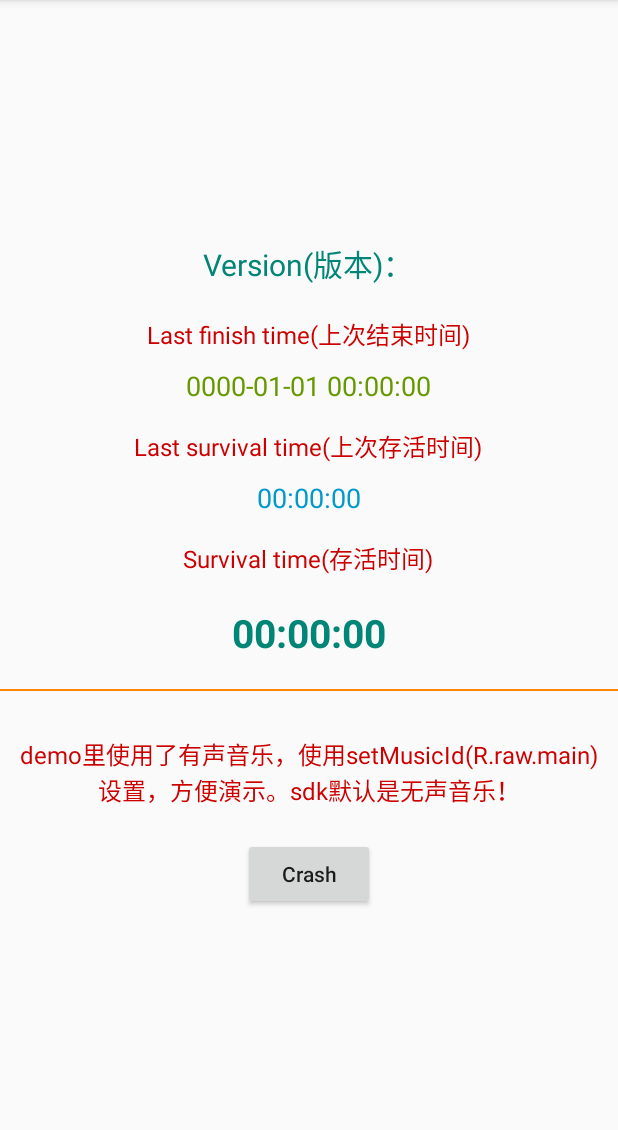
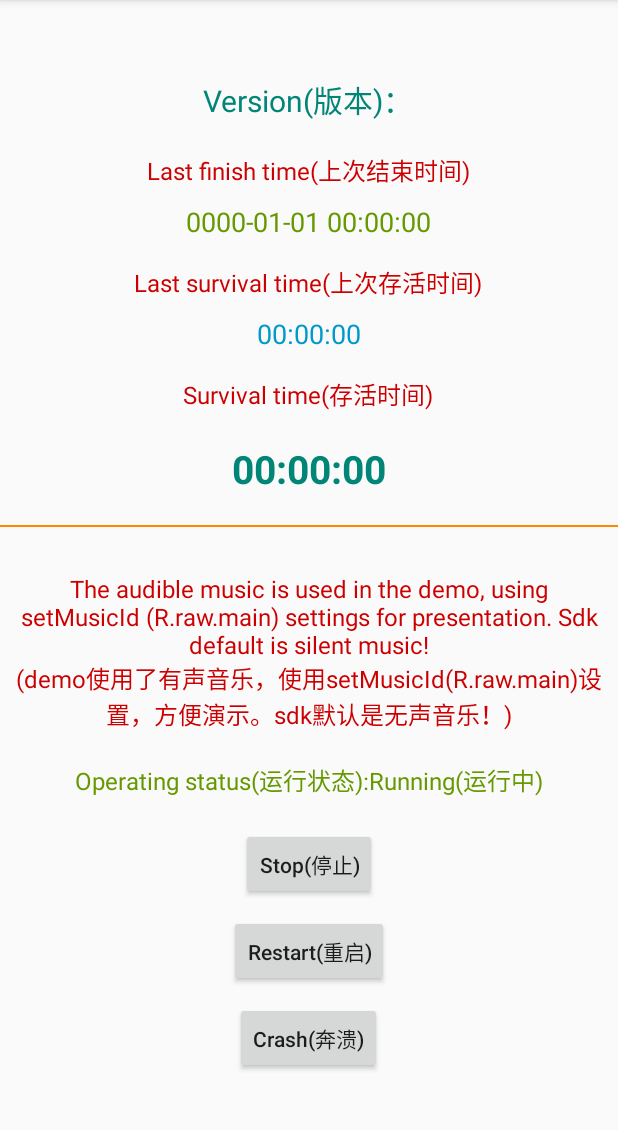
Before and after one commit to gyf-dev/Cactus, an Android app: the screen it shows after launch (MainActivity), on a phone screen of 412 x 824 dp, the part 84-1214 px from its top. Run offline under Robolectric (Android 15) with nearby library versions, the light colour scheme and no system bars; our stand-ins replace RxJava; 1 statement that could not run was skipped.

Commit message:
增加注销功能

```diff
--- a/cactus-sample/src/main/java/com/gyf/cactus/sample/App.kt
+++ b/cactus-sample/src/main/java/com/gyf/cactus/sample/App.kt
@@ -14,6 +14,7 @@ import com.gyf.cactus.callback.CactusCallback
 import com.gyf.cactus.ext.cactus
 import io.reactivex.Observable
 import io.reactivex.android.schedulers.AndroidSchedulers
+import io.reactivex.disposables.Disposable
 import io.reactivex.schedulers.Schedulers
 import java.text.SimpleDateFormat
 import java.util.*
@@ -41,7 +42,13 @@ class App : Application(), CactusCallback {
          * 存活时间
          */
         val mTimer = MutableLiveData<String>()
+        /**
+         * 运行状态
+         */
+        val mStatus = MutableLiveData<Boolean>().apply { value = true }
     }
+
+    private var mDisposable: Disposable? = null
 
     override fun onCreate() {
         super.onCreate()
@@ -71,6 +78,7 @@ class App : Application(), CactusCallback {
             setBackgroundMusicEnabled(true)
             //可选，运行时回调
             addCallback(this@App)
+            hideNotification(false)
             //可选，切后台切换回调
             addBackgroundCallback {
                 Toast.makeText(this@App, if (it) "退到后台啦" else "跑到前台啦", Toast.LENGTH_SHORT).show()
@@ -85,6 +93,7 @@ class App : Application(), CactusCallback {
     @SuppressLint("CheckResult")
     override fun doWork(times: Int) {
         Log.d(TAG, "doWork:$times")
+        mStatus.postValue(true)
         val dateFormat = SimpleDateFormat("HH:mm:ss", Locale.getDefault())
         dateFormat.timeZone = TimeZone.getTimeZone("GMT+00:00")
         var oldTimer = Save.timer
@@ -95,7 +104,7 @@ class App : Application(), CactusCallback {
         }
         mLastTimer.postValue(dateFormat.format(Date(Save.lastTimer * 1000)))
         mEndDate.postValue(Save.endDate)
-        Observable.interval(1, TimeUnit.SECONDS)
+        mDisposable = Observable.interval(1, TimeUnit.SECONDS)
             .map {
                 oldTimer + it
             }
@@ -112,5 +121,11 @@ class App : Application(), CactusCallback {
 
     override fun onStop() {
         Log.d(TAG, "onStop")
+        mStatus.postValue(false)
+        mDisposable?.apply {
+            if (!isDisposed) {
+                dispose()
+            }
+        }
     }
 }
--- a/cactus-sample/src/main/java/com/gyf/cactus/sample/MainActivity.kt
+++ b/cactus-sample/src/main/java/com/gyf/cactus/sample/MainActivity.kt
@@ -5,26 +5,27 @@ import android.os.Bundle
 import android.os.Handler
 import android.widget.Toast
 import androidx.lifecycle.Observer
+import com.gyf.cactus.ext.cactusRestart
+import com.gyf.cactus.ext.cactusUnregister
 import kotlinx.android.synthetic.main.activity_main.*
 
+/**
+ * @author geyifeng
+ * @date 2019-08-28 17:22
+ */
+@Suppress("DIVISION_BY_ZERO")
+@SuppressLint("SetTextI18n")
 class MainActivity : BaseActivity() {
 
-    @SuppressLint("SetTextI18n")
     override fun onCreate(savedInstanceState: Bundle?) {
         super.onCreate(savedInstanceState)
         setContentView(R.layout.activity_main)
+        initData()
+        setListener()
+    }
+
+    private fun initData() {
         tvVersion.text = "Version(版本)：${BuildConfig.VERSION_NAME}"
-        btn.setOnClickListener {
-            Toast.makeText(
-                this,
-                "The app will crash after three seconds(3s后退出)",
-                Toast.LENGTH_SHORT
-            )
-                .show()
-            Handler().postDelayed({
-                2 / 0
-            }, 3000)
-        }
         App.mEndDate.observe(this, Observer {
             tvLastDate.text = it
         })
@@ -34,5 +35,34 @@ class MainActivity : BaseActivity() {
         App.mTimer.observe(this, Observer<String> {
             tvTimer.text = it
         })
+        App.mStatus.observe(this, Observer {
+            tvStatus.text = if (it) {
+                "Operating status(运行状态):Running(运行中)"
+            } else {
+                "Operating status(运行状态):Stopped(已停止)"
+            }
+        })
+    }
+
+    private fun setListener() {
+        //停止
+        btnStop.setOnClickListener {
+            cactusUnregister()
+        }
+        //重启
+        btnRestart.setOnClickListener {
+            cactusRestart()
+        }
+        //奔溃
+        btnCrash.setOnClickListener {
+            Toast.makeText(
+                this,
+                "The app will crash after three seconds(3s后退出)",
+                Toast.LENGTH_SHORT
+            ).show()
+            Handler().postDelayed({
+                2 / 0
+            }, 3000)
+        }
     }
 }
--- a/cactus-sample/src/main/res/layout/activity_main.xml
+++ b/cactus-sample/src/main/res/layout/activity_main.xml
@@ -89,13 +89,39 @@
             android:layout_height="wrap_content"
             android:gravity="center"
             android:padding="10dp"
-            android:text="demo里使用了有声音乐，使用setMusicId(R.raw.main)设置，方便演示。sdk默认是无声音乐！"
+            android:text="The audible music is used in the demo, using setMusicId (R.raw.main) settings for presentation. Sdk default is silent music!\n(demo使用了有声音乐，使用setMusicId(R.raw.main)设置，方便演示。sdk默认是无声音乐！)"
             android:textColor="@android:color/holo_red_dark"
             android:textSize="16sp"
             tools:ignore="HardcodedText" />
 
+        <TextView
+            android:id="@+id/tvStatus"
+            android:layout_width="wrap_content"
+            android:layout_height="wrap_content"
+            android:padding="10dp"
+            android:text="Operating status(运行状态):"
+            android:textColor="@android:color/holo_green_dark"
+            android:textSize="16sp"
+            tools:ignore="HardcodedText" />
+
         <Button
-            android:id="@+id/btn"
+            android:id="@+id/btnStop"
+            android:layout_width="wrap_content"
+            android:layout_height="wrap_content"
+            android:layout_marginTop="10dp"
+            android:text="@string/stop"
+            android:textAllCaps="false" />
+
+        <Button
+            android:id="@+id/btnRestart"
+            android:layout_width="wrap_content"
+            android:layout_height="wrap_content"
+            android:layout_marginTop="10dp"
+            android:text="@string/restart"
+            android:textAllCaps="false" />
+
+        <Button
+            android:id="@+id/btnCrash"
             android:layout_width="wrap_content"
             android:layout_height="wrap_content"
             android:layout_marginTop="10dp"
--- a/cactus-sample/src/main/res/values/strings.xml
+++ b/cactus-sample/src/main/res/values/strings.xml
@@ -1,4 +1,6 @@
 <resources>
     <string name="app_name">Cactus</string>
-    <string name="crash">Crash</string>
+    <string name="crash">Crash(奔溃)</string>
+    <string name="stop">Stop(停止)</string>
+    <string name="restart">Restart(重启)</string>
 </resources>
--- a/cactus/src/main/java/com/gyf/cactus/entity/CactusConfig.kt
+++ b/cactus/src/main/java/com/gyf/cactus/entity/CactusConfig.kt
@@ -5,6 +5,7 @@ import android.os.Parcelable
 
 /**
  * 用户配置的信息
+ *
  * @author geyifeng
  * @date 2019-08-29 17:46
  */
--- a/cactus/src/main/java/com/gyf/cactus/entity/DefaultConfig.kt
+++ b/cactus/src/main/java/com/gyf/cactus/entity/DefaultConfig.kt
@@ -7,6 +7,7 @@ import com.gyf.cactus.pix.OnePixModel
 
 /**
  * 默认配置信息
+ *
  * @author geyifeng
  * @date 2019-09-02 09:44
  */
--- /dev/null
+++ b/cactus/src/main/java/com/gyf/cactus/ext/ConfigExt.kt
@@ -0,0 +1,57 @@
+package com.gyf.cactus.ext
+
+import android.content.Context
+import com.google.gson.Gson
+import com.gyf.cactus.Cactus
+import com.gyf.cactus.entity.CactusConfig
+
+/**
+ * 配置信息扩展
+ *
+ * @author geyifeng
+ * @date 2019-11-19 13:34
+ */
+
+/**
+ * 保存配置信息
+ *
+ * @receiver Context
+ * @param cactusConfig CactusConfig
+ */
+internal fun Context.saveConfig(cactusConfig: CactusConfig) {
+    val serviceId = getServiceId()
+    mCactusConfig = cactusConfig
+    if (serviceId > 0) {
+        cactusConfig.notificationConfig.serviceId = serviceId
+    }
+    getSharedPreferences(Cactus.CACTUS_TAG, Context.MODE_PRIVATE).edit().apply {
+        putString(Cactus.CACTUS_CONFIG, Gson().toJson(cactusConfig))
+        if (serviceId <= 0) {
+            putInt(Cactus.CACTUS_SERVICE_ID, cactusConfig.notificationConfig.serviceId)
+        }
+    }.apply()
+}
+
+/**
+ * 获取配置信息
+ *
+ * @receiver Context
+ * @return CactusConfig
+ */
+internal fun Context.getConfig() = mCactusConfig ?: getSharedPreferences(
+    Cactus.CACTUS_TAG,
+    Context.MODE_PRIVATE
+).getString(Cactus.CACTUS_CONFIG, null)?.run {
+    Gson().fromJson(this, CactusConfig::class.java)
+} ?: CactusConfig()
+
+/**
+ * 获得serviceId
+ *
+ * @receiver Context
+ * @return Int
+ */
+private fun Context.getServiceId() = getSharedPreferences(
+    Cactus.CACTUS_TAG,
+    Context.MODE_PRIVATE
+).getInt(Cactus.CACTUS_SERVICE_ID, -1)
```
Also changed, not shown: cactus/src/main/java/com/gyf/cactus/Cactus.kt (+30 -0 lines), cactus/src/main/java/com/gyf/cactus/ext/CactusExt.kt (+90 -48 lines), cactus/src/main/java/com/gyf/cactus/receiver/StopReceiver.kt (added, +51 -0 lines), cactus/src/main/java/com/gyf/cactus/service/CactusJobService.kt (+19 -6 lines), cactus/src/main/java/com/gyf/cactus/service/LocalService.kt (+20 -2 lines), cactus/src/main/java/com/gyf/cactus/service/RemoteService.kt (+21 -6 lines), cactus/src/main/java/com/gyf/cactus/workmanager/CactusWorker.kt (+20 -1 lines).
